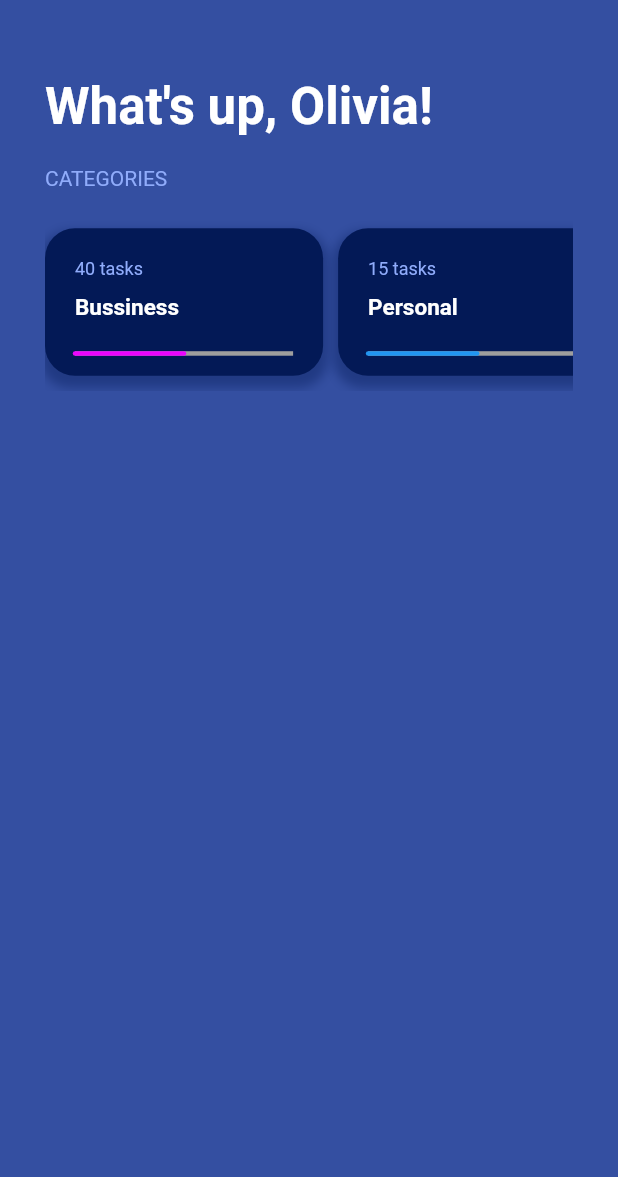
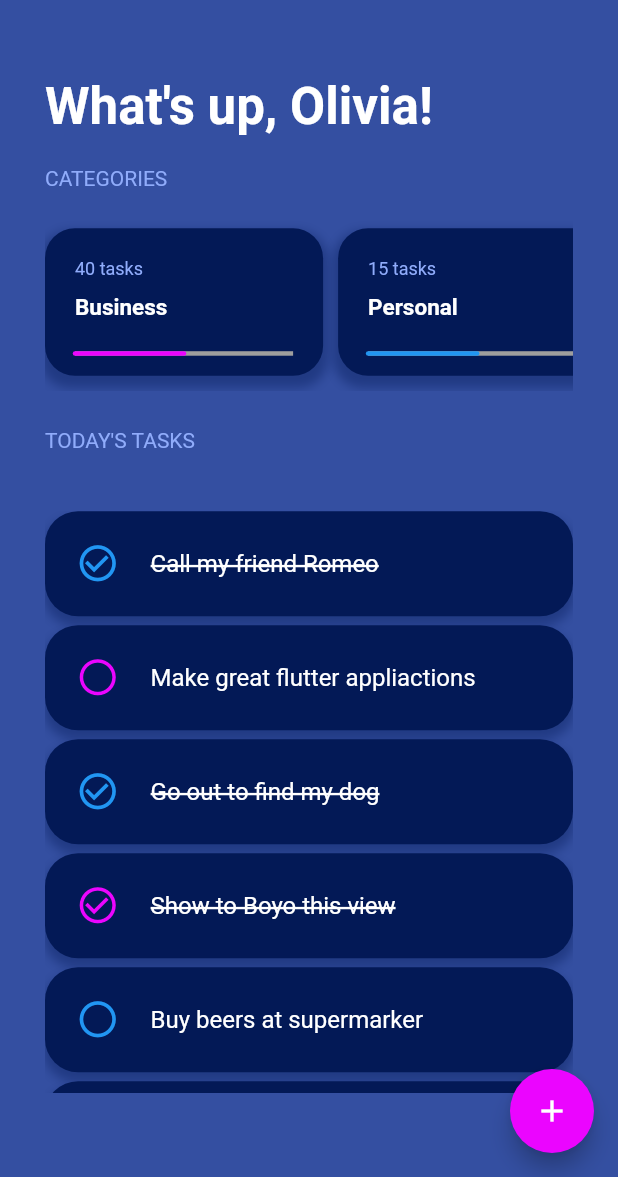
Before and after one commit to keepcodinghard/kimera_todo, a Flutter app: the screen it shows after launch, on a phone screen of 412 x 824 dp, the part 59-1236 px from its top. Run offline on Flutter 3.47's test engine with Material 2 defaults, Android fonts, the phone set to English and light mode, and no system bars; our stand-ins replace google_fonts.

Commit message:
Build tasks today section

```diff
--- a/lib/screens/home.dart
+++ b/lib/screens/home.dart
@@ -15,6 +15,11 @@ class Home extends StatelessWidget {
       drawer: CustomDrawer(),
       backgroundColor: Theme.of(context).backgroundColor,
       body: _mainBody(context),
+      floatingActionButton: FloatingActionButton(
+        onPressed: () {},
+        child: const Icon(Icons.add),
+        backgroundColor: CustomColors.button,
+      ),
     );
   }
 
@@ -24,7 +29,7 @@ class Home extends StatelessWidget {
       children: [
         _buildHeader(context, name: 'Olivia'),
         _buildCategoryBlock(context),
-        //_buildTodayTasksBlock(context)
+        _buildTodayTasksBlock(context)
       ],
     );
   }
@@ -64,7 +69,7 @@ class Home extends StatelessWidget {
                   scrollDirection: Axis.horizontal,
                   children: [
                     _buildCategoryBox(context,
-                        name: 'Bussiness',
+                        name: 'Business',
                         tasks: 40,
                         progressBarColor: CustomColors.button),
                     _buildCategoryBox(context,
@@ -152,27 +157,42 @@ class Home extends StatelessWidget {
         child: Column(children: [tasksLabel, titleCategory, lineProcess]));
   }
 
-  // Widget _buildTodayTasksBlock(BuildContext context) {
-  //   Expanded header = _buildHeaderSectionBlock(context, 'TODAY\'S TASKS');
-  //   return Container(
-  //     height: MediaQuery.of(context).size.height * 0.55,
-  //     color: Colors.lightBlue,
-  //     margin: EdgeInsets.only(top: 10),
-  //     child: Column(
-  //       mainAxisAlignment: MainAxisAlignment.start,
-  //       children: [
-  //         header,
-  //         Expanded(
-  //           flex: 9,
-  //           child: Container(
-  //             color: Colors.green,
-  //             padding: EdgeInsets.only(top: 10, bottom: 10),
-  //           ),
-  //         )
-  //       ],
-  //     ),
-  //   );
-  // }
+  Widget _buildTodayTasksBlock(BuildContext context) {
+    Expanded header = _buildHeaderSectionBlock(context, 'TODAY\'S TASKS');
+
+    return Container(
+      height: MediaQuery.of(context).size.height * 0.55,
+      margin: EdgeInsets.only(top: 10),
+      child: Column(
+        mainAxisAlignment: MainAxisAlignment.start,
+        children: [
+          header,
+          Expanded(
+            flex: 9,
+            child: Container(
+                padding: EdgeInsets.only(top: 10, bottom: 10),
+                child: ListView(
+                  padding: EdgeInsets.zero,
+                  children: [
+                    _buildTask(context, 'Call my friend Romeo', true,
+                        categoryColor: Colors.blue),
+                    _buildTask(
+                        context, 'Make great flutter appliactions', false,
+                        categoryColor: CustomColors.button),
+                    _buildTask(context, 'Go out to find my dog', true,
+                        categoryColor: Colors.blue),
+                    _buildTask(context, 'Show to Boyo this view', true,
+                        categoryColor: CustomColors.button),
+                    _buildTask(context, 'Buy beers at supermarker', false,
+                        categoryColor: Colors.blue),
+                    _buildTask(context, 'Does english homework', true),
+                  ],
+                )),
+          )
+        ],
+      ),
+    );
+  }
 
   TextStyle _getTextHeaderSectionStyle(BuildContext context) {
     TextStyle textStyle = TextStyle(
@@ -181,6 +201,59 @@ class Home extends StatelessWidget {
         fontFamily: Theme.of(context).textTheme.headline6!.fontFamily,
         fontWeight: FontWeight.normal);
     return textStyle;
+  }
+
+  Widget _buildTask(BuildContext context, String title, bool isDone,
+      {Color categoryColor: Colors.red}) {
+    TextStyle textStyle =
+        TextStyle(color: CustomColors.primary_text, fontSize: 16);
+
+    TextStyle textStyleLineThrough = TextStyle(
+        color: CustomColors.primary_text,
+        fontSize: 16,
+        decoration: TextDecoration.lineThrough,
+        decorationStyle: TextDecorationStyle.solid,
+        decorationThickness: 2);
+
+    Text textTitle =
+        Text(title, style: isDone ? textStyleLineThrough : textStyle);
+
+    List<BoxShadow> boxsShadow = [
+      BoxShadow(
+        color: CustomColors.secundary_background.withOpacity(0.4),
+        spreadRadius: 1,
+        blurRadius: 5,
+        offset: Offset(0, 5),
+      ),
+    ];
+    BoxDecoration boxDecoration = BoxDecoration(
+        color: CustomColors.secundary_background,
+        borderRadius: BorderRadius.all(Radius.circular(22)),
+        boxShadow: boxsShadow);
+
+    return Container(
+      width: double.infinity,
+      margin: EdgeInsets.only(bottom: 6),
+      height: 70,
+      decoration: boxDecoration,
+      alignment: AlignmentDirectional.centerStart,
+      child: Row(
+        crossAxisAlignment: CrossAxisAlignment.center,
+        mainAxisSize: MainAxisSize.max,
+        children: [
+          Expanded(
+              flex: 2,
+              child: IconButton(
+                  onPressed: () => {},
+                  icon: Icon(
+                    isDone ? Icons.check_circle_outline : Icons.circle_outlined,
+                    color: categoryColor,
+                    size: 29,
+                  ))),
+          Expanded(flex: 8, child: textTitle)
+        ],
+      ),
+    );
   }
 }
 
```
